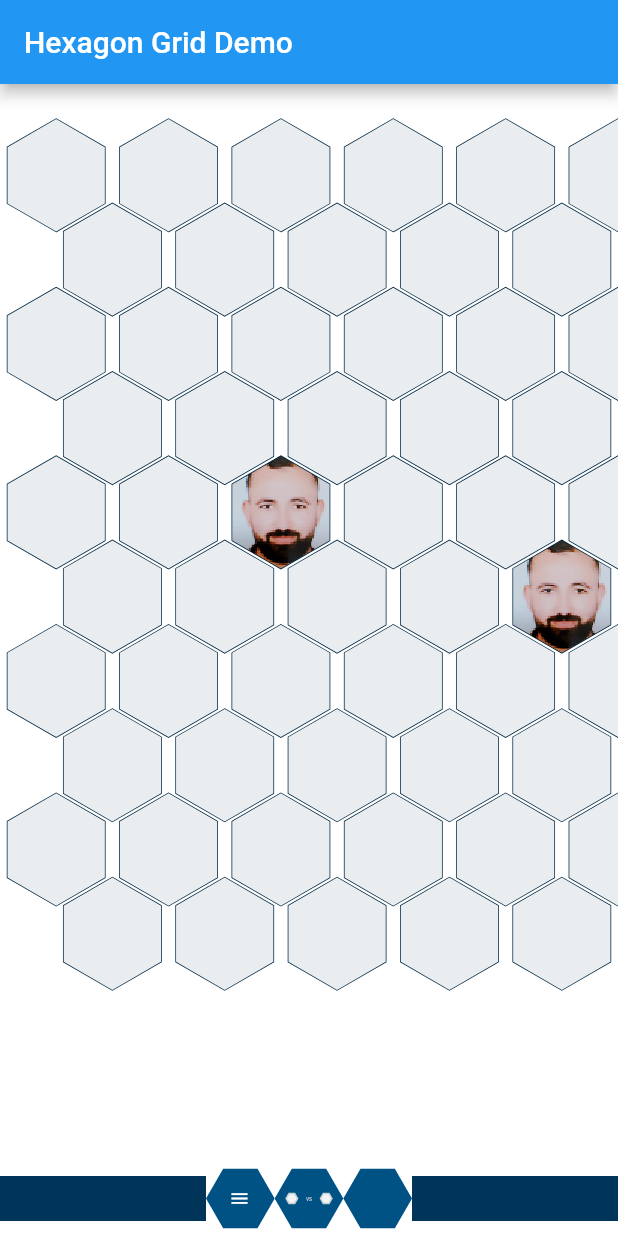
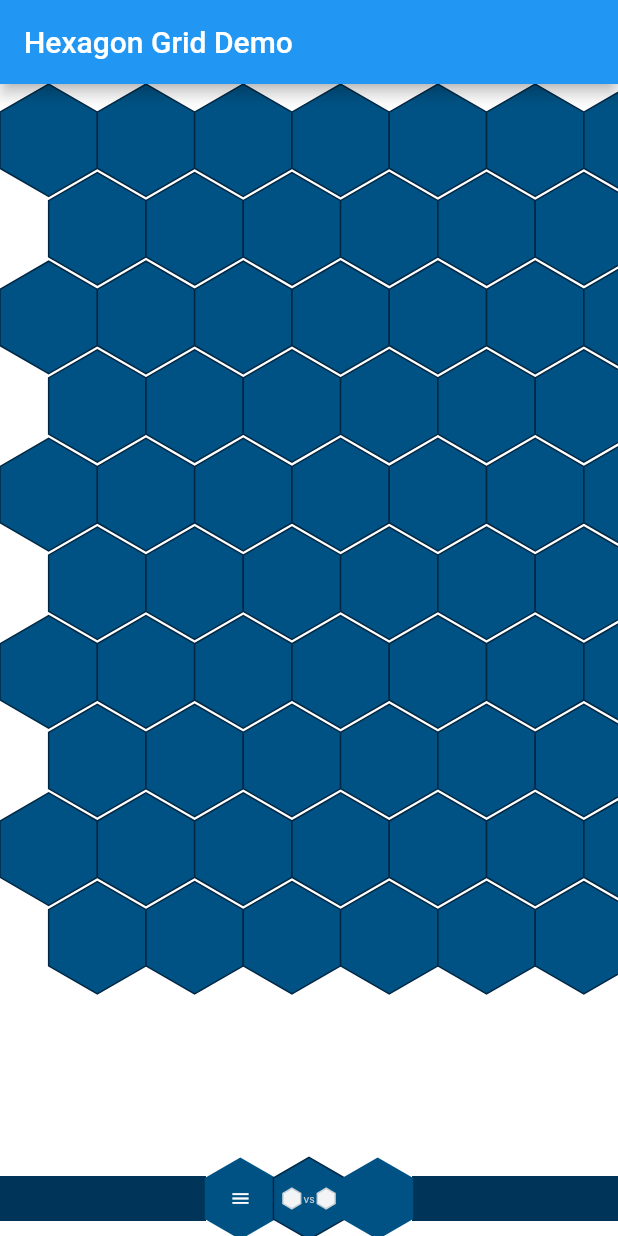
Before and after one commit to islamGharib/hexagon-demo, a Flutter app: the screen it shows after launch, on a phone screen of 412 x 824 dp. Run offline on Flutter 3.47's test engine with Material 2 defaults, Android fonts, the phone set to English and light mode, and no system bars; our stand-ins replace hexcolor.

Commit message:
adding another design for hexagon grid

```diff
--- a/lib/Modules/hexagon_grid_demo_screen.dart
+++ b/lib/Modules/hexagon_grid_demo_screen.dart
@@ -1,6 +1,7 @@
 import 'package:flutter/cupertino.dart';
 import 'package:flutter/material.dart';
 import 'package:hexagon_test/Modules/bottom_bar_custom_painter.dart';
+import 'package:hexagon_test/Modules/hexagon_grid_test.dart';
 import 'package:hexagon_test/lib.dart';
 import 'dart:ui' as ui;
 import 'package:image/image.dart' as image;
@@ -24,7 +25,19 @@ class HexagonGridDemo extends StatelessWidget {
                 Expanded(
                   child: Container(
                     color: Colors.transparent,
-                    child: HexagonGrid(constraints.maxWidth, constraints.maxHeight - 40, snapshot.data),
+                    child: Stack(
+                        children: <Widget>[
+                          Positioned(
+                              bottom: 0.0,
+                              left: 0.0,
+                              right: 0.0,
+                              top: 0.0,
+                              child: CustomPaint(
+                                painter: HexagonGridTest(),
+                              )
+                          ),
+                        ]
+                    ),
                   ),
                 ),
                 Container(
--- /dev/null
+++ b/lib/Modules/hexagon_grid_test.dart
@@ -0,0 +1,121 @@
+import 'package:flutter/cupertino.dart';
+import 'package:flutter/material.dart';
+import 'package:hexagon_test/lib.dart';
+import 'dart:math' as math;
+import 'dart:ui' as ui;
+
+class HexagonGridTest extends CustomPainter {
+  static const int nrX = 7;
+  static const int nrY = 10;
+
+  @override
+  void paint(Canvas canvas, Size size) {
+    // 18 = 1/3 (size of the three hexagon) * 1/6 (number of the all radius 2+2+2)
+    // Offset top = Offset(size.width / 3, size.height - 40);
+    // Offset bottom = Offset(size.width / 3, size.height - 10);
+    // Offset center = Offset((top.dx + bottom.dx) / 2, (top.dy + bottom.dy) / 2);
+    // Offset radiusOffset = Offset(size.width / 3 + size.width /18, center.dy);
+    // double distanceBetweenRadiusAndCenter = (radiusOffset - center).distance;
+    //
+    // //Offset centerOfRigtLineRectangle = (size.width / 3, )
+    // double radius = (radiusOffset - top).distance;
+    double radius = computeRadius(size.width, size.height);
+    double height = computeHeight(radius);
+    double length = cornerLength(radius);
+    Offset firstOffset = Offset(0.5 * height, radius);
+
+    Paint paint;
+    paint = Paint()..color = HexColor('#005284');
+    final hexagonBorderPaint = Paint()
+      ..color = HexColor('#002744')
+      ..style = PaintingStyle.stroke
+      ..strokeWidth = 1.0;
+    for(int j=0; j<nrY; j++){
+      for(int i =0; i<nrX; i++){
+        if(j % 2 == 0){
+          Path path = createHexagonPath(Offset(firstOffset.dx + i * height, j * (0.5 * length + radius) + firstOffset.dy), radius);
+          canvas.drawPath(path, paint);
+          canvas.drawPath(path, hexagonBorderPaint);
+        }else{
+          Path path = createHexagonPath(Offset(firstOffset.dx + i * height + 0.5 * height, j * (0.5 * length + radius) + firstOffset.dy), radius);
+          canvas.drawPath(path, paint);
+          canvas.drawPath(path, hexagonBorderPaint);
+        }
+
+      }
+    }
+
+    // double radius = size.width / 18;
+    // center of the first hexagon
+    // final hexagonBorderPaint = Paint()
+    //   ..color = HexColor('#002744')
+    //   ..style = PaintingStyle.stroke
+    //   ..strokeWidth = 1.0;
+    // Path path1 = createHexagonPath(radiusOffset, radius);
+    // // center of the second hexagon
+    // Path path2 = createHexagonPath(Offset(radiusOffset.dx + 2 * distanceBetweenRadiusAndCenter, radiusOffset.dy), radius);
+    // // center of the third hexagon
+    // Path path3 = createHexagonPath(Offset(radiusOffset.dx + 4 * distanceBetweenRadiusAndCenter, radiusOffset.dy), radius);
+    // Paint paint;
+    // paint = Paint()..color = HexColor('#005284');
+    //
+    // // drawing the 3 hexagon at the center of size width
+    // canvas.drawPath(path1, paint);
+    // canvas.drawPath(path2, paint);
+    // canvas.drawPath(path3, paint);
+
+  }
+
+  static double computeRadius(double screenWidth, double screenHeight) {
+    var maxWidth = (screenWidth) / (((nrX - 1) * 1.5) + 2);
+    var maxHeight = 0.5 *
+        (screenHeight) /
+        (heightRatioOfRadius() * (nrY + 0.5));
+    return math.min(maxWidth, maxHeight);
+  }
+
+  // static double computeRadius(double screenWidth, double screenHeight) {
+  //   var maxWidth = (screenWidth - totalMarginX()) / (((nrX - 1) * 1.5) + 2);
+  //   var maxHeight = 0.5 *
+  //       (screenHeight - totalMarginY()) /
+  //       (heightRatioOfRadius() * (nrY + 0.5));
+  //   return math.min(maxWidth, maxHeight);
+  // }
+
+  static double heightRatioOfRadius() =>
+      math.cos(math.pi / HexagonPainter.SIDES_OF_HEXAGON);
+
+  static double cornerLength(double radius) => radius / heightRatioOfRadius();
+
+
+  static double computeHeight(double radius) {
+    return heightRatioOfRadius() * radius * 2;
+  }
+
+  Path createHexagonPath(Offset center, double radius) {
+    const int SIDES_OF_HEXAGON = 6;
+    //const double radius = 25 ;
+    //const Offset center = Offset(50, 50);
+    final path = Path();
+    var angle = (math.pi * 2) / SIDES_OF_HEXAGON;
+    // Offset firstPoint = Offset(radius * math.cos(0.0), radius * math.sin(0.0));
+    Offset firstPoint = Offset(radius * math.sin(0.0), radius * math.cos(0.0));
+    path.moveTo(firstPoint.dx + center.dx, firstPoint.dy + center.dy);
+    for (int i = 1; i <= SIDES_OF_HEXAGON; i++) {
+      // double x = radius * math.cos(angle * i) + center.dx;
+      // double y = radius * math.sin(angle * i) + center.dy;
+      double x = radius * math.sin(angle * i) + center.dx;
+      double y = radius * math.cos(angle * i) + center.dy;
+      path.lineTo(x, y);
+    }
+    path.close();
+    return path;
+  }
+
+
+
+  @override
+  bool shouldRepaint(HexagonGridTest oldDelegate) {
+    return false;
+  }
+}
```
Also changed, not shown: lib/Modules/bottom_bar_custom_painter.dart (+29 -13 lines), lib/Modules/hexagon_custom_painter.dart (+16 -4 lines), lib/Modules/hexagon_grid.dart (+23 -23 lines).
